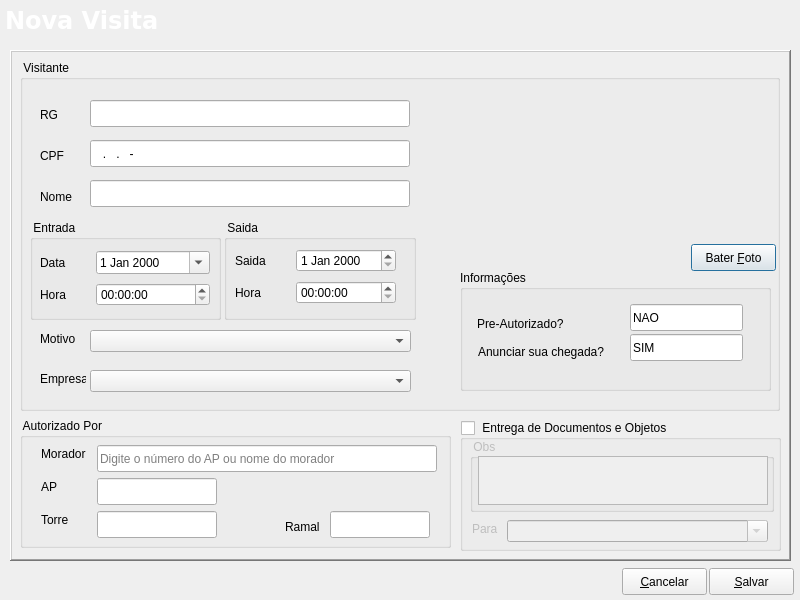
First picture: the form in Projects/Blink/Plugins/visit/editvisit.ui, repository MarcoBueno1/qrad, before the edit.
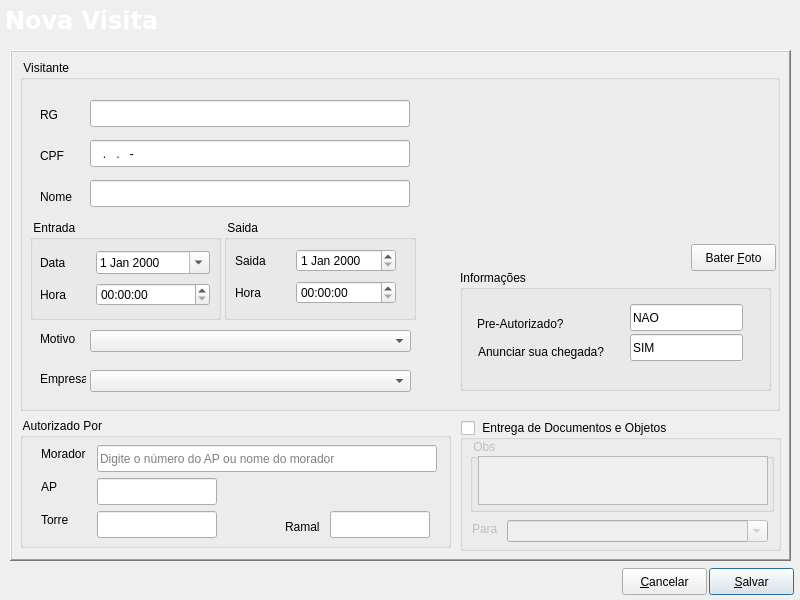
Second picture: the form after the edit. Icons and pictures are not drawn. Custom widgets are drawn as their Qt base class.

Diff of the .ui file:
```diff
--- a/Projects/Blink/Plugins/visit/editvisit.ui
+++ b/Projects/Blink/Plugins/visit/editvisit.ui
@@ -296,7 +296,7 @@
       <string>Bater &amp;Foto</string>
      </property>
      <property name="autoDefault">
-      <bool>true</bool>
+      <bool>false</bool>
      </property>
      <property name="default">
       <bool>false</bool>
@@ -870,7 +870,7 @@
     <string>&amp;Cancelar</string>
    </property>
    <property name="autoDefault">
-    <bool>true</bool>
+    <bool>false</bool>
    </property>
   </widget>
   <widget class="QPushButton" name="PshBtnSave">
```
